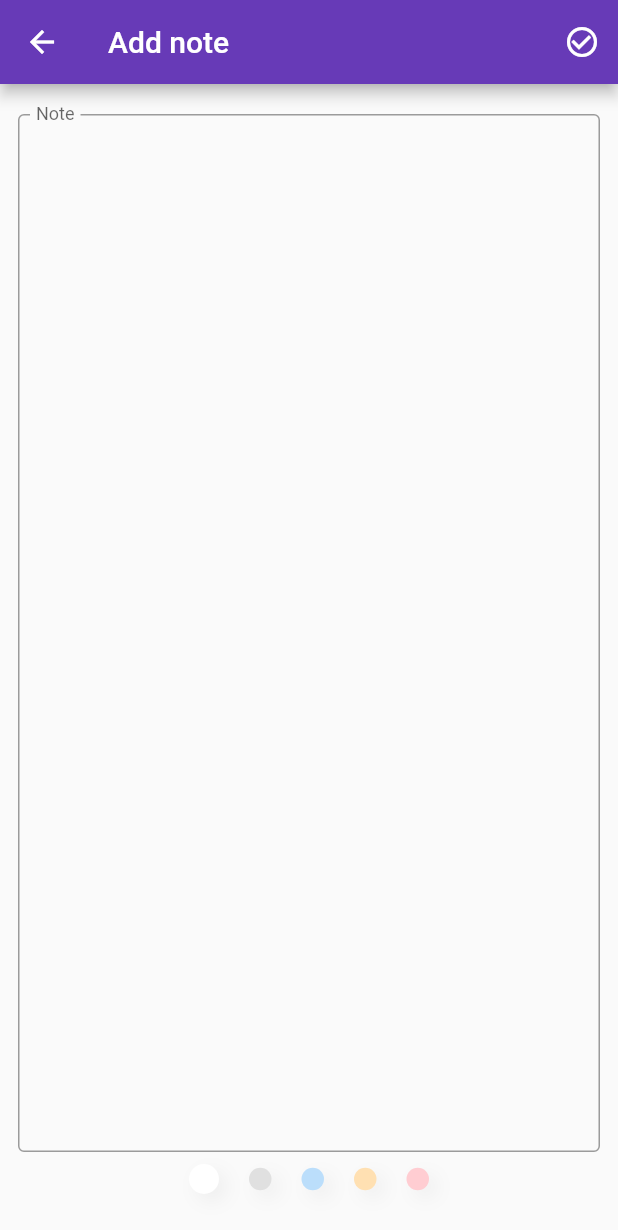
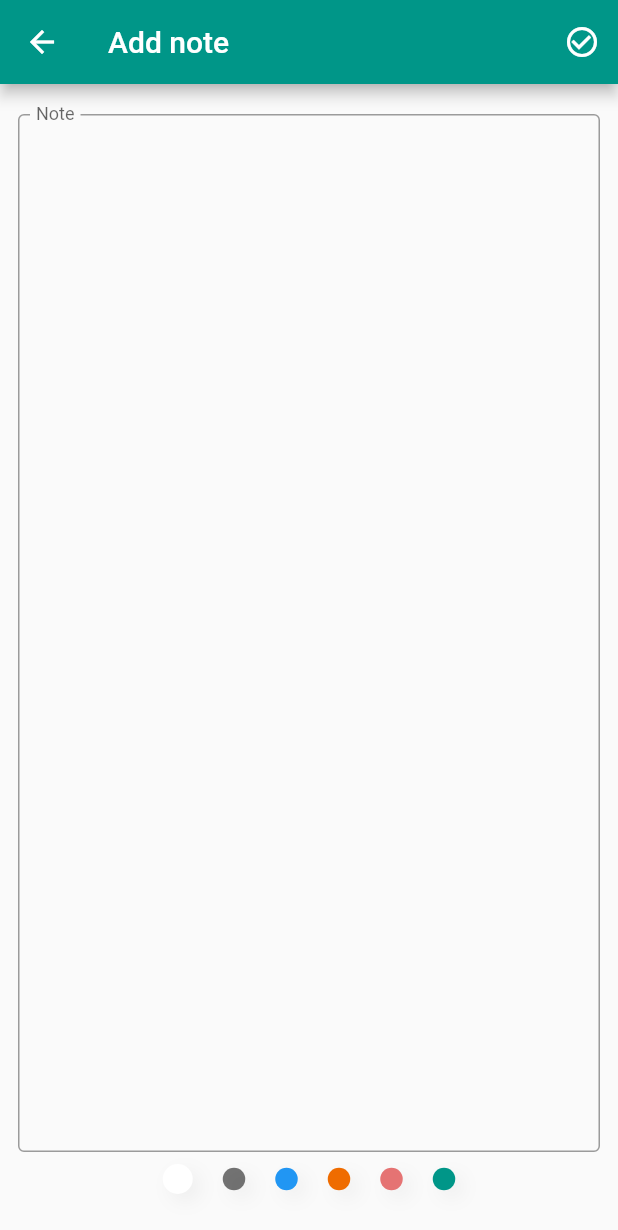
Before and after one commit to Nasar-uddin/flutter_note_todo, a Flutter app: the screen it shows after launch, after a tap on the "add" icon, on a phone screen of 412 x 824 dp. Shown: the top 1230 px of the screen. Run offline on Flutter 3.47's test engine with Material 2 defaults, Android fonts, the phone set to English and light mode, and no system bars; our stand-ins replace sqflite; accounts and stored records are empty.

```diff
--- a/lib/constrain/colors.dart
+++ b/lib/constrain/colors.dart
@@ -10,6 +10,8 @@ class ColorName{
     static final String ORANGE = 'orange';
     // ignore: non_constant_identifier_names
     static final String BLUE = 'blue';
+    // ignore: non_constant_identifier_names
+    static final String TEAL = 'teal';
 }
 Map<String,Color> noteColors = {
     ColorName.WHITE: Colors.white,
@@ -18,3 +20,35 @@ Map<String,Color> noteColors = {
     ColorName.ORANGE: Colors.orange[100],
     ColorName.RED:Colors.red[100],
 };
+Map<String,Map<String,Color>> noteColors2 = {
+    ColorName.WHITE: {
+      'bgc': Colors.white,
+      'tpc': Colors.black87,
+      'tsc': Colors.black45
+    },
+    ColorName.GERY: {
+      'bgc': Colors.black54,
+      'tpc': Colors.white,
+      'tsc': Colors.white54
+    },
+    ColorName.BLUE: {
+      'bgc': Colors.blue,
+      'tpc': Colors.white,
+      'tsc': Colors.white70
+    },
+    ColorName.ORANGE: {
+      'bgc': Colors.orange[800],
+      'tpc': Colors.white,
+      'tsc': Colors.white54
+    },
+    ColorName.RED: {
+      'bgc': Colors.red[300],
+      'tpc': Colors.white,
+      'tsc': Colors.white70
+    },
+    ColorName.TEAL: {
+      'bgc': Colors.teal,
+      'tpc': Colors.white,
+      'tsc': Colors.white70
+    },
+};
--- a/lib/helpers/note_db_helper.dart
+++ b/lib/helpers/note_db_helper.dart
@@ -56,7 +56,7 @@ class NoteDbHelper{
   }
   getNoteList() async {
     Database db = await database;
-    var result = await db.query(_tableName);
+    var result = await db.query(_tableName,orderBy: '-$_noteId');
     // print(result);
     return result;
   }
--- a/lib/main.dart
+++ b/lib/main.dart
@@ -22,8 +22,7 @@ class MyApp extends StatelessWidget {
         title: 'Flutter Demo',
         debugShowCheckedModeBanner: false,
         theme: ThemeData(
-          primarySwatch: Colors.deepPurple,
-          accentColor: Colors.orange[800],
+          primarySwatch: Colors.teal,
           visualDensity: VisualDensity.adaptivePlatformDensity,
         ),
         initialRoute: '/',
--- a/lib/screens/add_note_screen.dart
+++ b/lib/screens/add_note_screen.dart
@@ -70,6 +70,30 @@ class _AddNoteScreenState extends State<AddNoteScreen> {
 
   List<Widget> _colorSelection() {
     List<Widget> widgets = [];
+    noteColors2.forEach((key, value) {
+      widgets.add(GestureDetector(
+        onTap: (){
+          setState(() {
+            selectColorName = key;
+          });
+        },
+        child: Container(
+          margin: EdgeInsets.symmetric(vertical: 8, horizontal: 10),
+          height: selectColorName == key ? 20 : 15,
+          width: selectColorName == key ? 20 : 15,
+          decoration: BoxDecoration(
+              borderRadius: BorderRadius.circular(10.0),
+              color: value['bgc'],
+              boxShadow: [
+                BoxShadow(
+                    color: Color.fromRGBO(0, 0, 0, 0.05),
+                    blurRadius: 10,
+                    offset: Offset(5, 5))
+              ])
+        ),
+      ));
+    });
+    /*
     noteColors.forEach((key, value) {
       widgets.add(GestureDetector(
         onTap: () {
@@ -93,6 +117,7 @@ class _AddNoteScreenState extends State<AddNoteScreen> {
         ),
       ));
     });
+    */
     return widgets;
   }
 }
--- a/lib/screens/note_screen.dart
+++ b/lib/screens/note_screen.dart
@@ -5,7 +5,6 @@ class NoteScreen extends StatelessWidget {
   @override
   Widget build(BuildContext context) {
     return Scaffold(
-        backgroundColor: Colors.grey[50],
         appBar: AppBar(
           title: Text('Notes'),
         ),
--- a/pubspec.yaml
+++ b/pubspec.yaml
@@ -31,6 +31,7 @@ dependencies:
   path_provider: ^1.6.14
   sqflite: ^1.3.1
   provider: ^4.3.2+1
+  intl: ^0.16.1
 
 dev_dependencies:
   flutter_test:
```
Also changed, not shown: lib/models/note.dart (+6 -2 lines), lib/screens/note_details_screen.dart (+26 -0 lines), lib/widgets/notes_list.dart (+10 -7 lines), pubspec.lock.
